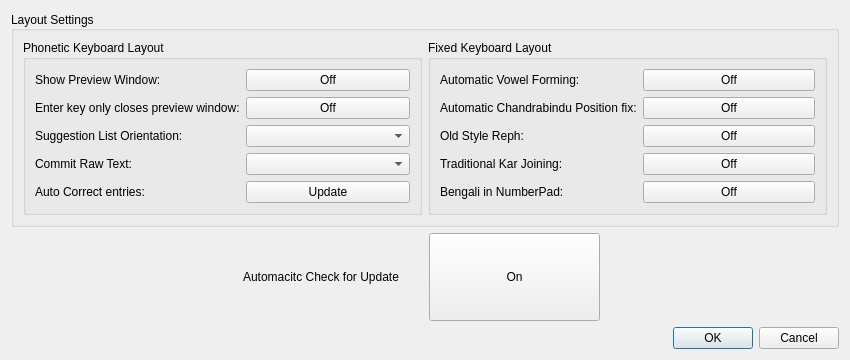
The window that src/frontend/SettingsDialog.ui (OpenBangla/OpenBangla-Keyboard) describes before a commit, drawn with Qt 5.
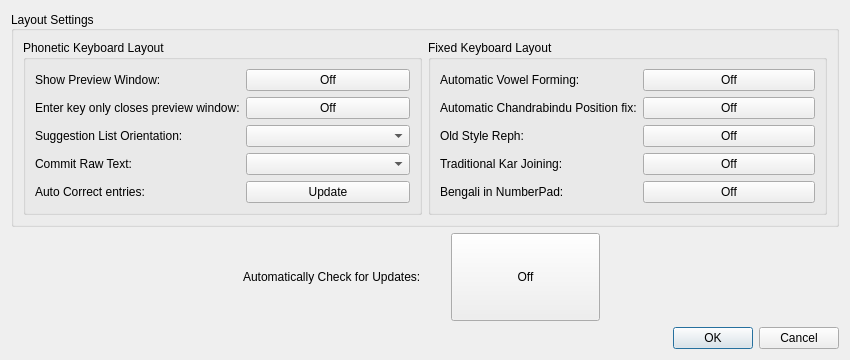
The same window after the commit.

Commit message:
fix typo and button attribute
Fixed a typo and added a semicolon
Fix updateButton attribute

What changed in the file:
```diff
--- a/src/frontend/SettingsDialog.ui
+++ b/src/frontend/SettingsDialog.ui
@@ -414,7 +414,7 @@
           </sizepolicy>
          </property>
          <property name="text">
-          <string>Automacitc Check for Update</string>
+          <string>Automatically Check for Updates:</string>
          </property>
         </widget>
        </item>
@@ -427,7 +427,13 @@
           </sizepolicy>
          </property>
          <property name="text">
-          <string>On</string>
+          <string>Off</string>
+         </property>
+         <property name="checkable">
+          <bool>true</bool>
+         </property>
+         <property name="checked">
+          <bool>false</bool>
          </property>
         </widget>
        </item>
```
